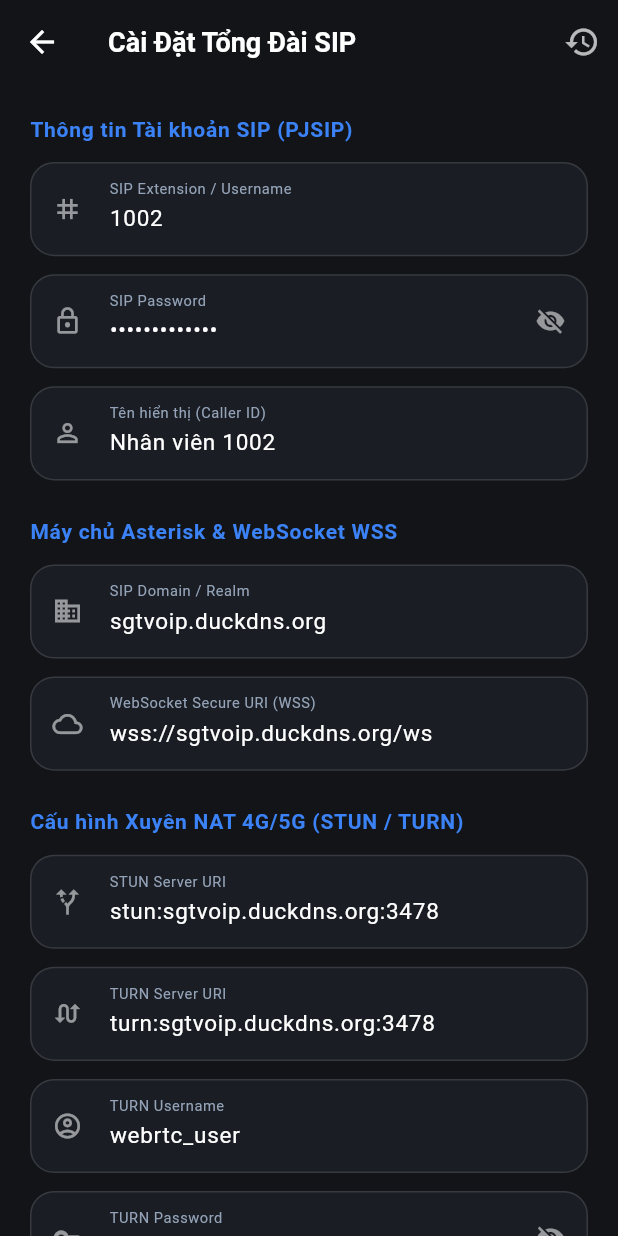
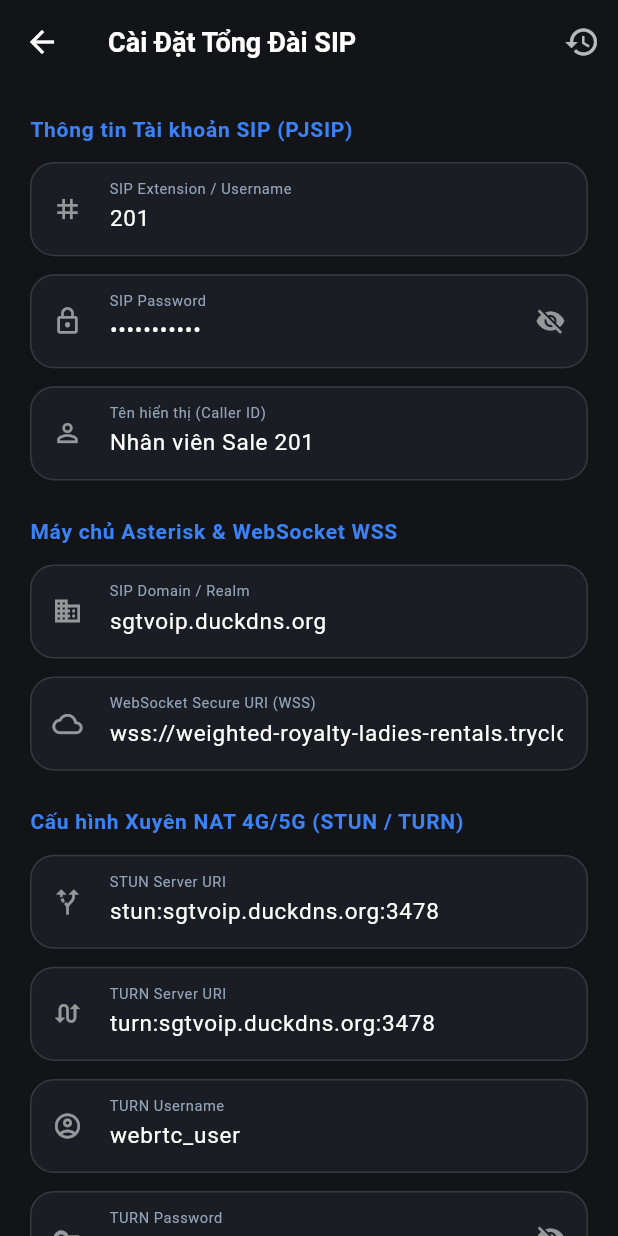
Before and after one commit to Thanhan1909/SGT-VOIP, a Flutter app: the SettingsScreen screen opened by its route, on a phone screen of 412 x 824 dp. Run offline on Flutter 3.47's test engine with Material 3 defaults, Android fonts, the phone set to English and light mode, and no system bars; our stand-ins replace audioplayers, permission_handler, shared_preferences; missing offline and left inert: flutter_webrtc, sip_ua; accounts and stored records are empty.

Commit message:
feat: Update WSS to Cloudflare tunnel, add Android APK build, fix extension 201

```diff
--- a/lib/core/constants/app_constants.dart
+++ b/lib/core/constants/app_constants.dart
@@ -2,11 +2,12 @@ import 'package:flutter/material.dart';
 
 class AppConstants {
   // Default Asterisk Infrastructure Settings
-  static const String defaultWssUri = 'wss://sgtvoip.duckdns.org/ws';
+  // WSS qua Cloudflare Tunnel (cập nhật khi tunnel đổi URL)
+  static const String defaultWssUri = 'wss://weighted-royalty-ladies-rentals.trycloudflare.com/ws';
   static const String defaultDomain = 'sgtvoip.duckdns.org';
-  static const String defaultExtension = '1002';
-  static const String defaultPassword = 'Password1234@';
-  static const String defaultDisplayName = 'Nhân viên 1002';
+  static const String defaultExtension = '201';
+  static const String defaultPassword = 'Sale201@123';
+  static const String defaultDisplayName = 'Nhân viên Sale 201';
 
   // ICE NAT / STUN / TURN Settings
   static const String defaultStunUri = 'stun:sgtvoip.duckdns.org:3478';
```
Also changed, not shown: 1 other file.
